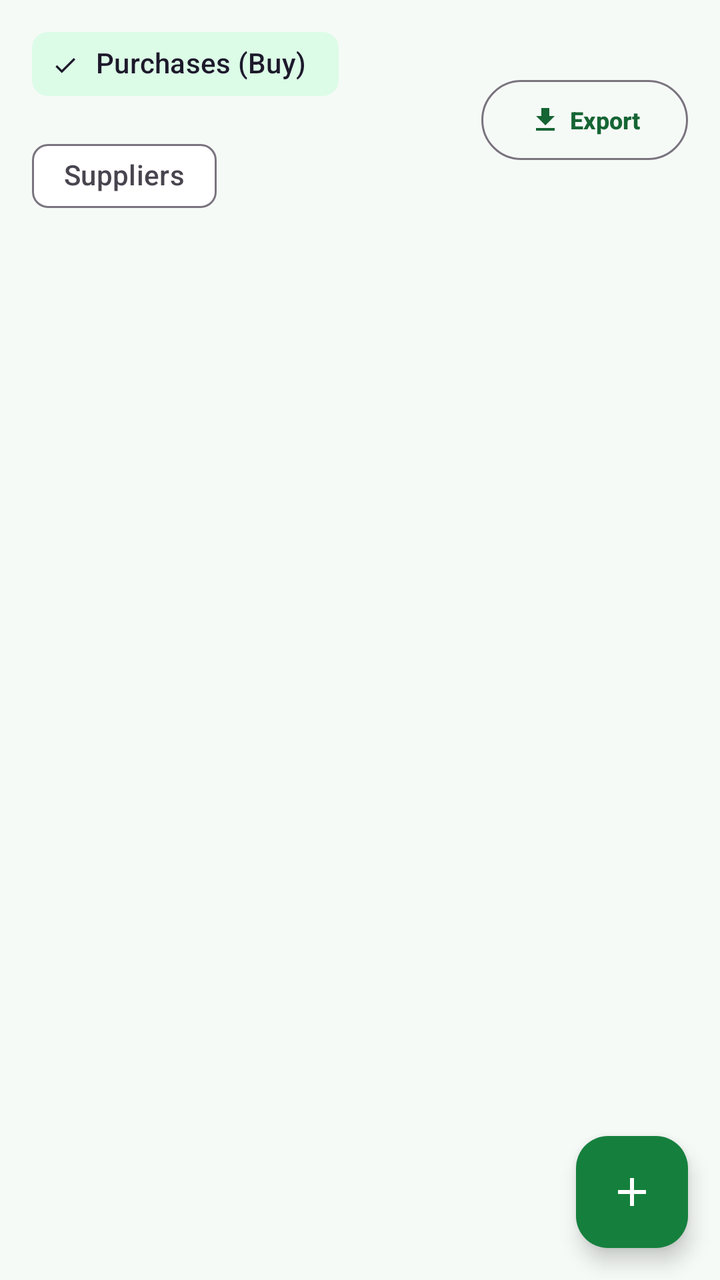
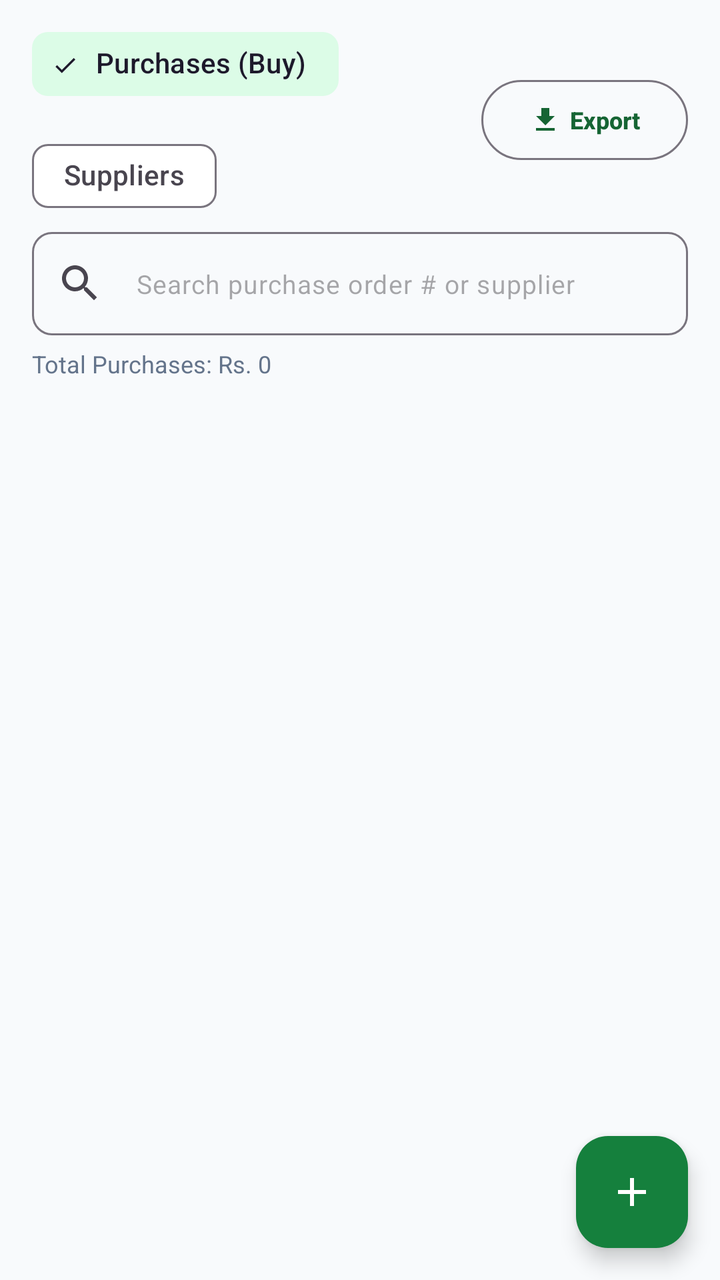

Compare the two renders of this Android layout. The source of the first and the diff that turns it into the second are given below.
<!-- AndroidManifest.xml: application theme Theme.MobileShopkeeper -->
<!-- res/layout/fragment_purchases.xml -->
<?xml version="1.0" encoding="utf-8"?>
<androidx.coordinatorlayout.widget.CoordinatorLayout xmlns:android="http://schemas.android.com/apk/res/android"
    xmlns:app="http://schemas.android.com/apk/res-auto"
    android:layout_width="match_parent" android:layout_height="match_parent">
    <LinearLayout android:layout_width="match_parent" android:layout_height="match_parent"
        android:orientation="vertical">
        <LinearLayout
            android:layout_width="match_parent"
            android:layout_height="wrap_content"
            android:orientation="horizontal"
            android:gravity="center_vertical"
            android:paddingHorizontal="16dp"
            android:paddingTop="8dp">

            <com.google.android.material.chip.ChipGroup android:id="@+id/chipGroupTab"
                android:layout_width="0dp"
                android:layout_height="wrap_content"
                android:layout_weight="1"
                app:singleSelection="true" app:selectionRequired="true">
                <com.google.android.material.chip.Chip android:id="@+id/chipPurchases"
                    style="@style/Widget.Material3.Chip.Filter" android:layout_width="wrap_content"
                    android:layout_height="wrap_content" android:text="Purchases (Buy)" android:checked="true"/>
                <com.google.android.material.chip.Chip android:id="@+id/chipSuppliers"
                    style="@style/Widget.Material3.Chip.Filter" android:layout_width="wrap_content"
                    android:layout_height="wrap_content" android:text="Suppliers"/>
            </com.google.android.material.chip.ChipGroup>

            <com.google.android.material.button.MaterialButton
                android:id="@+id/btnExportPurchases"
                style="@style/Widget.Material3.Button.OutlinedButton"
                android:layout_width="wrap_content"
                android:layout_height="wrap_content"
                android:text="Export"
                android:textSize="12sp"
                app:icon="@drawable/ic_export"
                app:iconSize="16dp"/>
        </LinearLayout>
        <androidx.recyclerview.widget.RecyclerView android:id="@+id/rvPurchases"
            android:layout_width="match_parent" android:layout_height="0dp"
            android:layout_weight="1" android:paddingHorizontal="16dp" android:clipToPadding="false"/>
        <androidx.recyclerview.widget.RecyclerView android:id="@+id/rvSuppliers"
            android:layout_width="match_parent" android:layout_height="0dp"
            android:layout_weight="1" android:paddingHorizontal="16dp"
            android:clipToPadding="false" android:visibility="gone"/>
    </LinearLayout>
    <com.google.android.material.floatingactionbutton.FloatingActionButton
        app:backgroundTint="@color/green_700"
        android:id="@+id/fabAdd" android:layout_width="wrap_content" android:layout_height="wrap_content"
        android:layout_gravity="bottom|end" android:layout_margin="16dp"
        app:srcCompat="@drawable/ic_add" app:tint="@color/white" android:contentDescription="Add"/>
</androidx.coordinatorlayout.widget.CoordinatorLayout>
<!-- resources referenced by this layout -->
<resources>
  <color name="green_700">#15803D</color>
  <color name="white">#FFFFFF</color>
  <!-- drawable ic_add (drawable) -->
  <vector xmlns:android="http://schemas.android.com/apk/res/android" android:width="24dp" android:height="24dp" android:viewportWidth="24" android:viewportHeight="24"><path android:fillColor="#FFFFFF" android:pathData="M19,13h-6v6h-2v-6L5,13v-2h6L11,5h2v6h6v2z"/></vector>
  <!-- drawable ic_export (drawable) -->
  <vector xmlns:android="http://schemas.android.com/apk/res/android"
      android:width="24dp"
      android:height="24dp"
      android:viewportWidth="24"
      android:viewportHeight="24">
    <path
        android:fillColor="#FF000000"
        android:pathData="M19,9h-4V3H9v6H5l7,7 7,-7zM5,18v2h14v-2H5z"/>
  </vector>
  <color name="green_800">#166534</color>
  <color name="green_100">#DCFCE7</color>
  <color name="green_900">#14532D</color>
  <color name="green_600">#16A34A</color>
  <color name="surface">#FFFFFF</color>
  <color name="text_primary">#1A2E22</color>
  <color name="background_light">#F6FAF7</color>
  <color name="error">#DC2626</color>
  <style name="Shape.MobileShop.Medium" parent="ShapeAppearance.Material3.MediumComponent">
          <item name="cornerSize">14dp</item>
      </style>
  <style name="Widget.MobileShop.Button" parent="Widget.Material3.Button">
          <item name="cornerRadius">14dp</item>
          <item name="android:textAllCaps">false</item>
          <item name="android:paddingTop">14dp</item>
          <item name="android:paddingBottom">14dp</item>
          <item name="android:textStyle">bold</item>
      </style>
  <style name="WindowAnimations">
          <item name="android:activityOpenEnterAnimation">@android:anim/fade_in</item>
          <item name="android:activityOpenExitAnimation">@android:anim/fade_out</item>
          <item name="android:activityCloseEnterAnimation">@android:anim/fade_in</item>
          <item name="android:activityCloseExitAnimation">@android:anim/fade_out</item>
      </style>
  <!-- unchanged entries left out for length: 2 -->
</resources>

<!-- the commit's change to res/layout/fragment_purchases.xml (unified diff, before → after) -->
@@ -1,9 +1,17 @@
 <?xml version="1.0" encoding="utf-8"?>
-<androidx.coordinatorlayout.widget.CoordinatorLayout xmlns:android="http://schemas.android.com/apk/res/android"
+<androidx.coordinatorlayout.widget.CoordinatorLayout
+    xmlns:android="http://schemas.android.com/apk/res/android"
     xmlns:app="http://schemas.android.com/apk/res-auto"
-    android:layout_width="match_parent" android:layout_height="match_parent">
-    <LinearLayout android:layout_width="match_parent" android:layout_height="match_parent"
+    android:layout_width="match_parent"
+    android:layout_height="match_parent"
+    android:background="#F8FAFC">
+
+    <LinearLayout
+        android:layout_width="match_parent"
+        android:layout_height="match_parent"
         android:orientation="vertical">
+
+        
         <LinearLayout
             android:layout_width="match_parent"
             android:layout_height="wrap_content"
@@ -12,17 +20,28 @@
             android:paddingHorizontal="16dp"
             android:paddingTop="8dp">
 
-            <com.google.android.material.chip.ChipGroup android:id="@+id/chipGroupTab"
+            <com.google.android.material.chip.ChipGroup
+                android:id="@+id/chipGroupTab"
                 android:layout_width="0dp"
                 android:layout_height="wrap_content"
                 android:layout_weight="1"
-                app:singleSelection="true" app:selectionRequired="true">
-                <com.google.android.material.chip.Chip android:id="@+id/chipPurchases"
-                    style="@style/Widget.Material3.Chip.Filter" android:layout_width="wrap_content"
-                    android:layout_height="wrap_content" android:text="Purchases (Buy)" android:checked="true"/>
-                <com.google.android.material.chip.Chip android:id="@+id/chipSuppliers"
-                    style="@style/Widget.Material3.Chip.Filter" android:layout_width="wrap_content"
-                    android:layout_height="wrap_content" android:text="Suppliers"/>
+                app:singleSelection="true"
+                app:selectionRequired="true">
+
+                <com.google.android.material.chip.Chip
+                    android:id="@+id/chipPurchases"
+                    style="@style/Widget.Material3.Chip.Filter"
+                    android:layout_width="wrap_content"
+                    android:layout_height="wrap_content"
+                    android:text="Purchases (Buy)"
+                    android:checked="true"/>
+
+                <com.google.android.material.chip.Chip
+                    android:id="@+id/chipSuppliers"
+                    style="@style/Widget.Material3.Chip.Filter"
+                    android:layout_width="wrap_content"
+                    android:layout_height="wrap_content"
+                    android:text="Suppliers"/>
             </com.google.android.material.chip.ChipGroup>
 
             <com.google.android.material.button.MaterialButton
@@ -35,17 +54,140 @@
                 app:icon="@drawable/ic_export"
                 app:iconSize="16dp"/>
         </LinearLayout>
-        <androidx.recyclerview.widget.RecyclerView android:id="@+id/rvPurchases"
-            android:layout_width="match_parent" android:layout_height="0dp"
-            android:layout_weight="1" android:paddingHorizontal="16dp" android:clipToPadding="false"/>
-        <androidx.recyclerview.widget.RecyclerView android:id="@+id/rvSuppliers"
-            android:layout_width="match_parent" android:layout_height="0dp"
-            android:layout_weight="1" android:paddingHorizontal="16dp"
-            android:clipToPadding="false" android:visibility="gone"/>
+
+        
+        <com.google.android.material.textfield.TextInputLayout
+            android:id="@+id/tilSearchPurchases"
+            style="@style/Widget.Material3.TextInputLayout.OutlinedBox"
+            android:layout_width="match_parent"
+            android:layout_height="wrap_content"
+            android:layout_marginHorizontal="16dp"
+            android:layout_marginTop="4dp"
+            app:startIconDrawable="@drawable/ic_search"
+            app:boxCornerRadiusBottomEnd="10dp"
+            app:boxCornerRadiusBottomStart="10dp"
+            app:boxCornerRadiusTopEnd="10dp"
+            app:boxCornerRadiusTopStart="10dp"
+            app:hintEnabled="false">
+
+            <com.google.android.material.textfield.TextInputEditText
+                android:id="@+id/etSearchPurchases"
+                android:layout_width="match_parent"
+                android:layout_height="wrap_content"
+                android:hint="Search purchase order # or supplier"
+                android:textSize="13sp"
+                android:maxLines="1"
+                android:inputType="text" />
+        </com.google.android.material.textfield.TextInputLayout>
+
+        
+        <TextView
+            android:id="@+id/tvPurchasesSummary"
+            android:layout_width="match_parent"
+            android:layout_height="wrap_content"
+            android:text="Total Purchases: Rs. 0"
+            android:textSize="12sp"
+            android:textColor="#64748B"
+            android:paddingHorizontal="16dp"
+            android:paddingTop="6dp"
+            android:paddingBottom="6dp" />
+
+        
+        <LinearLayout
+            android:id="@+id/layoutEmptyPurchases"
+            android:layout_width="match_parent"
+            android:layout_height="0dp"
+            android:layout_weight="1"
+            android:gravity="center"
+            android:orientation="vertical"
+            android:visibility="gone"
+            android:padding="24dp">
+
+            <ImageView
+                android:layout_width="64dp"
+                android:layout_height="64dp"
+                android:src="@drawable/ic_purchases"
+                app:tint="#94A3B8" />
+
+            <TextView
+                android:layout_width="wrap_content"
+                android:layout_height="wrap_content"
+                android:text="No purchase orders found"
+                android:textColor="#334155"
+                android:textSize="16sp"
+                android:textStyle="bold"
+                android:layout_marginTop="12dp" />
+
+            <TextView
+                android:layout_width="wrap_content"
+                android:layout_height="wrap_content"
+                android:text="Tap '+' to record stock purchases from suppliers."
+                android:textColor="#64748B"
+                android:textSize="13sp"
+                android:layout_marginTop="4dp" />
+        </LinearLayout>
+
+        
+        <LinearLayout
+            android:id="@+id/layoutEmptySuppliers"
+            android:layout_width="match_parent"
+            android:layout_height="0dp"
+            android:layout_weight="1"
+            android:gravity="center"
+            android:orientation="vertical"
+            android:visibility="gone"
+            android:padding="24dp">
+
+            <ImageView
+                android:layout_width="64dp"
+                android:layout_height="64dp"
+                android:src="@drawable/ic_supplier"
+                app:tint="#94A3B8" />
+
+            <TextView
+                android:layout_width="wrap_content"
+                android:layout_height="wrap_content"
+                android:text="No suppliers registered yet"
+                android:textColor="#334155"
+                android:textSize="16sp"
+                android:textStyle="bold"
+                android:layout_marginTop="12dp" />
+
+            <TextView
+                android:layout_width="wrap_content"
+                android:layout_height="wrap_content"
+                android:text="Tap '+' to add distributor &amp; wholesaler contacts."
+                android:textColor="#64748B"
+                android:textSize="13sp"
+                android:layout_marginTop="4dp" />
+        </LinearLayout>
+
+        <androidx.recyclerview.widget.RecyclerView
+            android:id="@+id/rvPurchases"
+            android:layout_width="match_parent"
+            android:layout_height="0dp"
+            android:layout_weight="1"
+            android:paddingHorizontal="16dp"
+            android:clipToPadding="false"/>
+
+        <androidx.recyclerview.widget.RecyclerView
+            android:id="@+id/rvSuppliers"
+            android:layout_width="match_parent"
+            android:layout_height="0dp"
+            android:layout_weight="1"
+            android:paddingHorizontal="16dp"
+            android:clipToPadding="false"
+            android:visibility="gone"/>
     </LinearLayout>
+
     <com.google.android.material.floatingactionbutton.FloatingActionButton
+        android:id="@+id/fabAdd"
+        android:layout_width="wrap_content"
+        android:layout_height="wrap_content"
+        android:layout_gravity="bottom|end"
+        android:layout_margin="16dp"
         app:backgroundTint="@color/green_700"
-        android:id="@+id/fabAdd" android:layout_width="wrap_content" android:layout_height="wrap_content"
-        android:layout_gravity="bottom|end" android:layout_margin="16dp"
-        app:srcCompat="@drawable/ic_add" app:tint="@color/white" android:contentDescription="Add"/>
+        app:srcCompat="@drawable/ic_add"
+        app:tint="@color/white"
+        android:contentDescription="Add"/>
 </androidx.coordinatorlayout.widget.CoordinatorLayout>
<!-- resource entries referenced after the edit -->
@@ -13,6 +13,28 @@
     <path
         android:fillColor="#FF000000"
         android:pathData="M19,9h-4V3H9v6H5l7,7 7,-7zM5,18v2h14v-2H5z"/>
+  </vector>
+  <!-- drawable ic_purchases (drawable) -->
+  <vector xmlns:android="http://schemas.android.com/apk/res/android"
+      android:width="24dp"
+      android:height="24dp"
+      android:viewportWidth="24"
+      android:viewportHeight="24">
+      <path
+          android:fillColor="#9333EA"
+          android:pathData="M19,6h-2c0,-2.76 -2.24,-5 -5,-5S7,3.24 7,6H5c-1.1,0 -2,0.9 -2,2v12c0,1.1 0.9,2 2,2h14c1.1,0 2,-0.9 2,-2V8c0,-1.1 -0.9,-2 -2,-2zm-7,-3c1.66,0 3,1.34 3,3H9c0,-1.66 1.34,-3 3,-3zm7,17H5V8h14v12z"/>
+  </vector>
+  <!-- drawable ic_search (drawable) -->
+  <vector xmlns:android="http://schemas.android.com/apk/res/android" android:width="24dp" android:height="24dp" android:viewportWidth="24" android:viewportHeight="24"><path android:fillColor="#FFFFFF" android:pathData="M15.5,14h-0.79l-0.28,-0.27C15.41,12.59 16,11.11 16,9.5 16,5.91 13.09,3 9.5,3S3,5.91 3,9.5 5.91,16 9.5,16c1.61,0 3.09,-0.59 4.23,-1.57l0.27,0.28v0.79l5,4.99L20.49,19l-4.99,-5zM9.5,14C7.01,14 5,11.99 5,9.5S7.01,5 9.5,5 14,7.01 14,9.5 11.99,14 9.5,14z"/></vector>
+  <!-- drawable ic_supplier (drawable) -->
+  <vector xmlns:android="http://schemas.android.com/apk/res/android"
+      android:width="24dp"
+      android:height="24dp"
+      android:viewportWidth="24"
+      android:viewportHeight="24">
+      <path
+          android:fillColor="#0F766E"
+          android:pathData="M20,8h-3V4H3c-1.1,0 -2,0.9 -2,2v11h2c0,1.66 1.34,3 3,3s3,-1.34 3,-3h6c0,1.66 1.34,3 3,3s3,-1.34 3,-3h2v-5l-3,-4zM6,18.5c-0.83,0 -1.5,-0.67 -1.5,-1.5s0.67,-1.5 1.5,-1.5 1.5,0.67 1.5,1.5 -0.67,1.5 -1.5,1.5zM19.5,9.5l1.96,2.5H17V9.5h2.5zM18,18.5c-0.83,0 -1.5,-0.67 -1.5,-1.5s0.67,-1.5 1.5,-1.5 1.5,0.67 1.5,1.5 -0.67,1.5 -1.5,1.5z"/>
   </vector>
   <color name="green_800">#166534</color>
   <color name="green_100">#DCFCE7</color>
